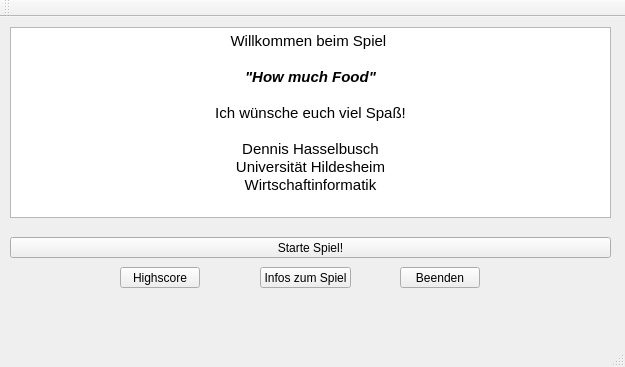
The window that TooMuchFood/mainwindow.ui (AshtariEsric/TooMuchFood_QT) describes before a commit, drawn with Qt 5.
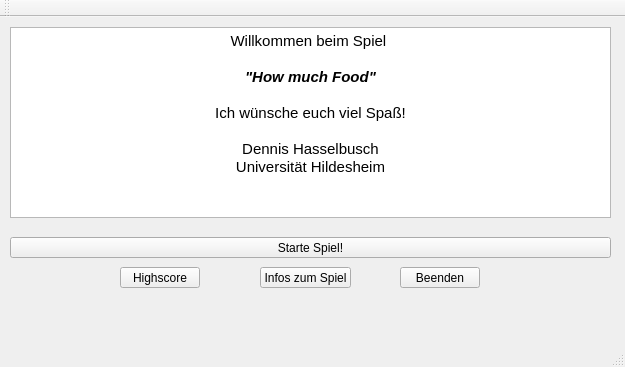
The same window after the commit.

```diff
--- a/TooMuchFood/mainwindow.ui
+++ b/TooMuchFood/mainwindow.ui
@@ -48,7 +48,7 @@
      <string>&lt;!DOCTYPE HTML PUBLIC &quot;-//W3C//DTD HTML 4.0//EN&quot; &quot;http://www.w3.org/TR/REC-html40/strict.dtd&quot;&gt;
 &lt;html&gt;&lt;head&gt;&lt;meta name=&quot;qrichtext&quot; content=&quot;1&quot; /&gt;&lt;style type=&quot;text/css&quot;&gt;
 p, li { white-space: pre-wrap; }
-&lt;/style&gt;&lt;/head&gt;&lt;body style=&quot; font-family:'MS Shell Dlg 2'; font-size:8.25pt; font-weight:400; font-style:normal;&quot;&gt;
+&lt;/style&gt;&lt;/head&gt;&lt;body style=&quot; font-family:'MS Shell Dlg 2'; font-size:7.8pt; font-weight:400; font-style:normal;&quot;&gt;
 &lt;p align=&quot;center&quot; style=&quot; margin-top:0px; margin-bottom:0px; margin-left:0px; margin-right:0px; -qt-block-indent:0; text-indent:0px;&quot;&gt;&lt;span style=&quot; font-size:11pt;&quot;&gt;Willkommen beim Spiel &lt;/span&gt;&lt;/p&gt;
 &lt;p align=&quot;center&quot; style=&quot;-qt-paragraph-type:empty; margin-top:0px; margin-bottom:0px; margin-left:0px; margin-right:0px; -qt-block-indent:0; text-indent:0px; font-size:11pt;&quot;&gt;&lt;br /&gt;&lt;/p&gt;
 &lt;p align=&quot;center&quot; style=&quot; margin-top:0px; margin-bottom:0px; margin-left:0px; margin-right:0px; -qt-block-indent:0; text-indent:0px;&quot;&gt;&lt;span style=&quot; font-size:11pt; font-weight:600; font-style:italic;&quot;&gt;&amp;quot;How much Food&amp;quot;&lt;/span&gt;&lt;/p&gt;
@@ -56,8 +56,7 @@
 &lt;p align=&quot;center&quot; style=&quot; margin-top:0px; margin-bottom:0px; margin-left:0px; margin-right:0px; -qt-block-indent:0; text-indent:0px;&quot;&gt;&lt;span style=&quot; font-size:11pt;&quot;&gt;Ich wünsche euch viel Spaß!&lt;/span&gt;&lt;/p&gt;
 &lt;p align=&quot;center&quot; style=&quot;-qt-paragraph-type:empty; margin-top:0px; margin-bottom:0px; margin-left:0px; margin-right:0px; -qt-block-indent:0; text-indent:0px; font-size:11pt;&quot;&gt;&lt;br /&gt;&lt;/p&gt;
 &lt;p align=&quot;center&quot; style=&quot; margin-top:0px; margin-bottom:0px; margin-left:0px; margin-right:0px; -qt-block-indent:0; text-indent:0px;&quot;&gt;&lt;span style=&quot; font-size:11pt;&quot;&gt;Dennis Hasselbusch&lt;/span&gt;&lt;/p&gt;
-&lt;p align=&quot;center&quot; style=&quot; margin-top:0px; margin-bottom:0px; margin-left:0px; margin-right:0px; -qt-block-indent:0; text-indent:0px;&quot;&gt;&lt;span style=&quot; font-size:11pt;&quot;&gt;Universität Hildesheim&lt;/span&gt;&lt;/p&gt;
-&lt;p align=&quot;center&quot; style=&quot; margin-top:0px; margin-bottom:0px; margin-left:0px; margin-right:0px; -qt-block-indent:0; text-indent:0px;&quot;&gt;&lt;span style=&quot; font-size:11pt;&quot;&gt;Wirtschaftinformatik&lt;/span&gt;&lt;/p&gt;&lt;/body&gt;&lt;/html&gt;</string>
+&lt;p align=&quot;center&quot; style=&quot; margin-top:0px; margin-bottom:0px; margin-left:0px; margin-right:0px; -qt-block-indent:0; text-indent:0px;&quot;&gt;&lt;span style=&quot; font-size:11pt;&quot;&gt;Universität Hildesheim&lt;/span&gt;&lt;/p&gt;&lt;/body&gt;&lt;/html&gt;</string>
     </property>
    </widget>
    <widget class="QPushButton" name="btn_start">
```
Left out of the diff: 2 changed lines with no effect on the pictures.
